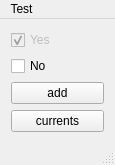
This is mainwindow.ui in FastMacro/FastMacro as Qt 5 draws it before an edit. The edited form follows.
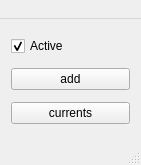
This is the edited form.

Commit message: add active item to systray menu, some cosmetic shanges

Patch:
```diff
--- a/mainwindow.ui
+++ b/mainwindow.ui
@@ -6,7 +6,7 @@
    <rect>
     <x>0</x>
     <y>0</y>
-    <width>115</width>
+    <width>141</width>
     <height>165</height>
    </rect>
   </property>
@@ -18,23 +18,16 @@
     <item>
      <widget class="QCheckBox" name="checkBoxYes">
       <property name="enabled">
-       <bool>false</bool>
+       <bool>true</bool>
       </property>
       <property name="text">
-       <string>Yes</string>
+       <string>Active</string>
       </property>
       <property name="checked">
        <bool>true</bool>
       </property>
      </widget>
     </item>
-    <item>
-     <widget class="QCheckBox" name="checkBoxNo">
-      <property name="text">
-       <string>No</string>
-      </property>
-     </widget>
-    </item>
     <item>
      <widget class="QPushButton" name="addButton">
       <property name="text">
@@ -62,13 +55,13 @@
     <rect>
      <x>0</x>
      <y>0</y>
-     <width>115</width>
-     <height>25</height>
+     <width>141</width>
+     <height>21</height>
     </rect>
    </property>
    <widget class="QMenu" name="menuTest">
     <property name="title">
-     <string>Test</string>
+     <string> </string>
     </property>
    </widget>
    <addaction name="menuTest"/>
```
Left out of the diff: 4 changed lines with no effect on the pictures. The commit also changes 16 other files.
